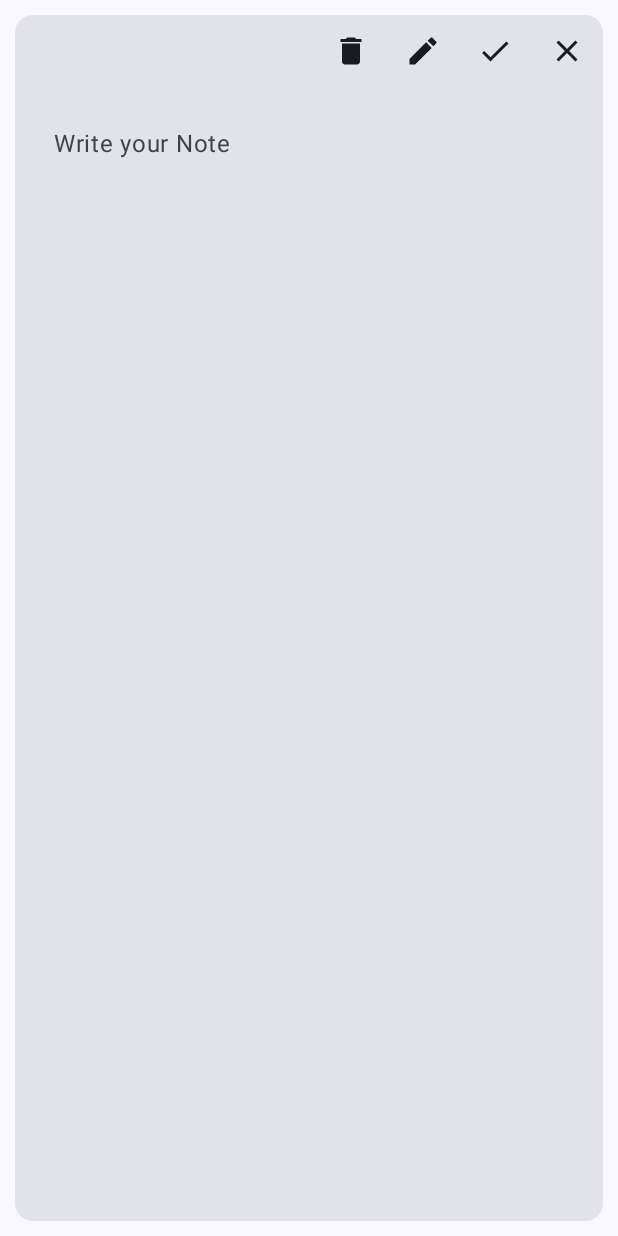
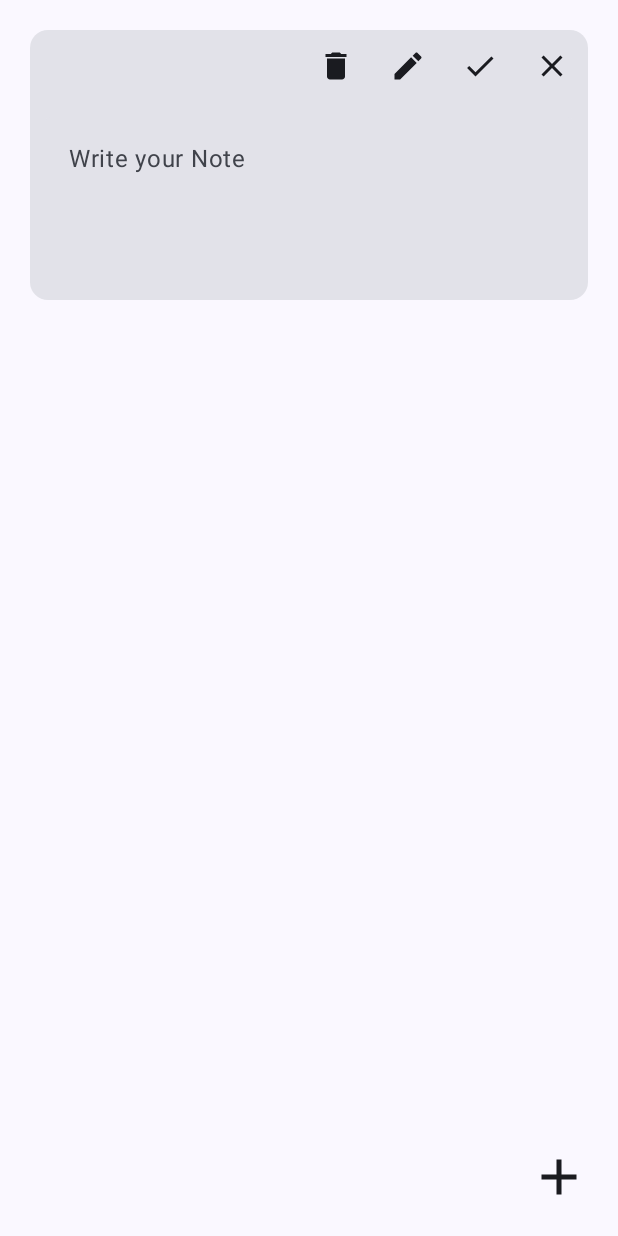
Before and after one commit to SagarAkolkar23/Notes, an Android app built with Jetpack Compose: the screen it shows after launch (MainActivity), after a tap on "Edit Text", on a phone screen of 412 x 824 dp. Run offline under Robolectric (Android 15) with nearby library versions, the phone set to English and light mode, and no system bars; our stand-ins replace Room's generated code; 1 other tap on this screen came first.

Commit message:
Almost done except for delete button and saving text

```diff
--- a/app/src/main/java/com/example/note/MainActivity.kt
+++ b/app/src/main/java/com/example/note/MainActivity.kt
@@ -1,7 +1,9 @@
 package com.example.note
 
+import android.annotation.SuppressLint
 import android.graphics.Paint.Align
 import android.os.Bundle
+import android.provider.ContactsContract
 import android.widget.Toast
 import androidx.activity.ComponentActivity
 import androidx.activity.compose.setContent
@@ -13,10 +15,14 @@ import androidx.compose.foundation.layout.fillMaxSize
 import androidx.compose.foundation.layout.fillMaxWidth
 import androidx.compose.foundation.layout.height
 import androidx.compose.foundation.layout.padding
+import androidx.compose.foundation.layout.size
 import androidx.compose.foundation.layout.wrapContentSize
+import androidx.compose.foundation.lazy.LazyColumn
+import androidx.compose.foundation.lazy.items
 import androidx.compose.foundation.rememberScrollState
 import androidx.compose.foundation.verticalScroll
 import androidx.compose.material.icons.Icons
+import androidx.compose.material.icons.filled.Add
 import androidx.compose.material.icons.filled.Clear
 import androidx.compose.material.icons.filled.Delete
 import androidx.compose.material.icons.filled.Done
@@ -33,7 +39,9 @@ import androidx.compose.material3.Text
 import androidx.compose.material3.TextField
 import androidx.compose.material3.TextFieldDefaults
 import androidx.compose.runtime.Composable
+import androidx.compose.runtime.LaunchedEffect
 import androidx.compose.runtime.getValue
+import androidx.compose.runtime.mutableStateListOf
 import androidx.compose.runtime.mutableStateOf
 import androidx.compose.runtime.remember
 import androidx.compose.runtime.setValue
@@ -45,7 +53,13 @@ import androidx.compose.ui.modifier.modifierLocalMapOf
 import androidx.compose.ui.platform.LocalContext
 import androidx.compose.ui.tooling.preview.Preview
 import androidx.compose.ui.unit.dp
+import androidx.room.Entity
+import com.example.note.ui.theme.NoteDatabase
 import com.example.note.ui.theme.NoteTheme
+import com.example.note.ui.theme.entity
+import kotlinx.coroutines.CoroutineScope
+import kotlinx.coroutines.Dispatchers
+import kotlinx.coroutines.launch
 import org.intellij.lang.annotations.JdkConstants.HorizontalAlignment
 
 class MainActivity : ComponentActivity() {
@@ -59,22 +73,25 @@ class MainActivity : ComponentActivity() {
                     color = MaterialTheme.colorScheme.background
                 ) {
 
-                        card()
-
+                    Screen()
                 }
             }
         }
     }
 }
 
-
 @OptIn(ExperimentalMaterial3Api::class)
 @Composable
-fun card(){
+fun card(noteContent : String, onSave: (String) -> Unit){
+    val context = LocalContext.current
+    val mdb = remember { NoteDatabase.getInstance(context) }
+
     var text by remember { mutableStateOf("") }
     var edit by remember { mutableStateOf(true) }
     var done by remember { mutableStateOf(false) }
-    val context = LocalContext.current
+
+
+
     Card(
         modifier = Modifier
             .fillMaxWidth()
@@ -86,7 +103,11 @@ fun card(){
                 .wrapContentSize()
                 .align(alignment = Alignment.End)
         ) {
-            IconButton(onClick = { /*TODO*/ },
+            IconButton(onClick = {
+                val dnote = entity(text = text)
+                CoroutineScope(Dispatchers.IO).launch{
+                    mdb.NoteDAO().DeleteNote(dnote)
+                } },
                 modifier = Modifier) {
                 Icon(imageVector = Icons.Default.Delete, contentDescription = "Delete Button")
             }
@@ -150,8 +171,64 @@ fun card(){
     }
 }
 
+@Composable
+fun Screen(){
+
+
+    val context = LocalContext.current
+    val mdb = remember { NoteDatabase.getInstance(context) }
+    val notesList = remember { mutableStateListOf<entity>() }
+
+
+    LaunchedEffect(Unit){
+        val notes = mdb.NoteDAO().getNotes()
+        notesList.addAll(notes)
+    }
+
+
+    Box(modifier = Modifier
+        .fillMaxSize()){
+
+        LazyColumn(
+            modifier = Modifier
+                .fillMaxSize()
+                .padding(10.dp)
+        ){
+            items(notesList) { note ->
+                card(note.text) { updatedContent ->
+                    CoroutineScope(Dispatchers.IO).launch {
+                        mdb.NoteDAO().NewNote(note.copy(text = updatedContent))
+                    }
+                }
+            }
+        }
+
+
+        IconButton(onClick = {
+            val newNote = entity(text = "")
+            notesList.add(newNote)
+            CoroutineScope(Dispatchers.IO).launch {
+                mdb.NoteDAO().NewNote(newNote)
+            }
+
+        },
+            modifier = Modifier
+                .align(alignment = Alignment.BottomEnd)
+                .padding(end = 15.dp, bottom = 15.dp)
+
+        ){
+            Icon(imageVector = Icons.Default.Add,
+                contentDescription = "Add new note",
+                Modifier.size(45.dp))
+        }
+    }
+
+}
+
+
+
 @Preview
 @Composable
 fun pre(){
-    card()
+    Screen()
 }
--- /dev/null
+++ b/app/src/main/java/com/example/note/ui/theme/NoteDAO.kt
@@ -0,0 +1,18 @@
+package com.example.note.ui.theme
+
+import androidx.room.Dao
+import androidx.room.Delete
+import androidx.room.Insert
+import androidx.room.OnConflictStrategy
+import androidx.room.Query
+@Dao
+interface NoteDAO {
+    @Insert(onConflict = OnConflictStrategy.IGNORE)
+    suspend fun NewNote(entity: entity)
+
+    @Delete
+    suspend fun DeleteNote(entity: entity)
+
+    @Query("select * from entity")
+    suspend fun getNotes() : List<entity>
+}
--- /dev/null
+++ b/app/src/main/java/com/example/note/ui/theme/NoteDatabase.kt
@@ -0,0 +1,29 @@
+package com.example.note.ui.theme
+
+import android.content.Context
+import androidx.room.Database
+import androidx.room.Room
+import androidx.room.RoomDatabase
+
+@Database(entities = [entity :: class], version = 1)
+abstract class NoteDatabase  : RoomDatabase() {
+    abstract fun NoteDAO() : NoteDAO
+    companion object {
+        @Volatile
+        private var INSTANCE: NoteDatabase? = null
+
+        fun getInstance(context: Context): NoteDatabase {
+            // Only one thread of execution can enter this block of code
+            return INSTANCE ?: synchronized(this) {
+                val instance = Room.databaseBuilder(
+                    context.applicationContext,
+                    NoteDatabase::class.java,
+                    "note_database"
+                ).build()
+                INSTANCE = instance
+                instance
+            }
+        }
+    }
+
+}
```
Also changed, not shown: app/build.gradle.kts (+8 -0 lines), app/src/main/java/com/example/note/ui/theme/entity.kt (added, +11 -0 lines), app/src/main/java/com/example/note/ui/theme/viewit.kt (added, +9 -0 lines).
